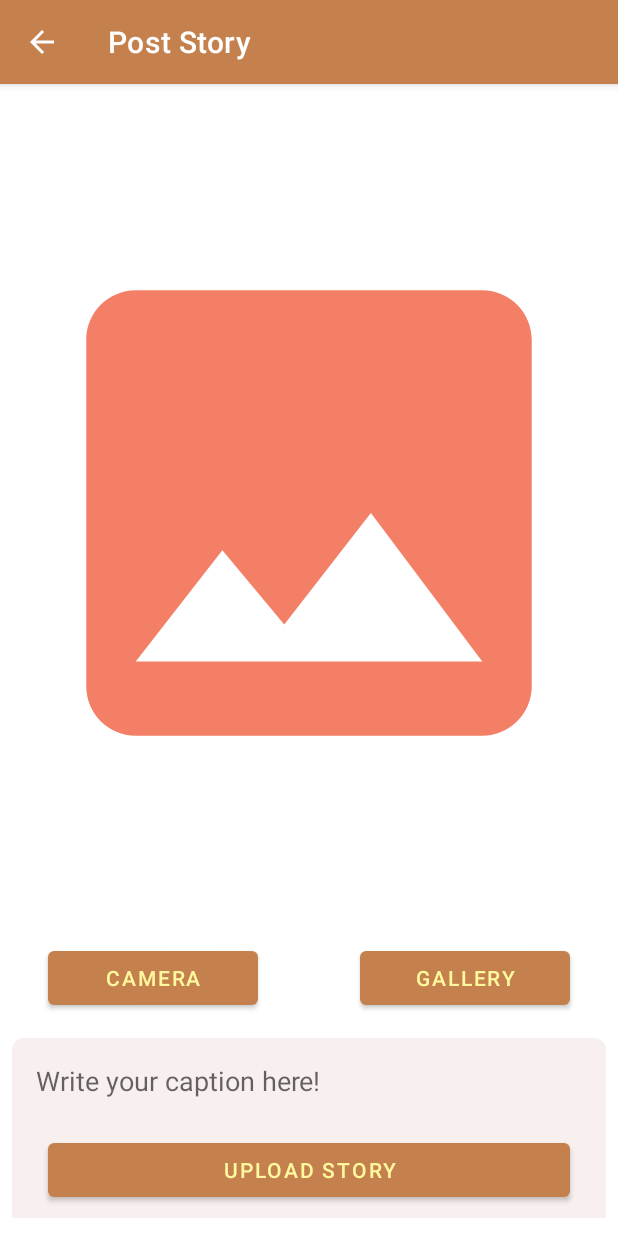
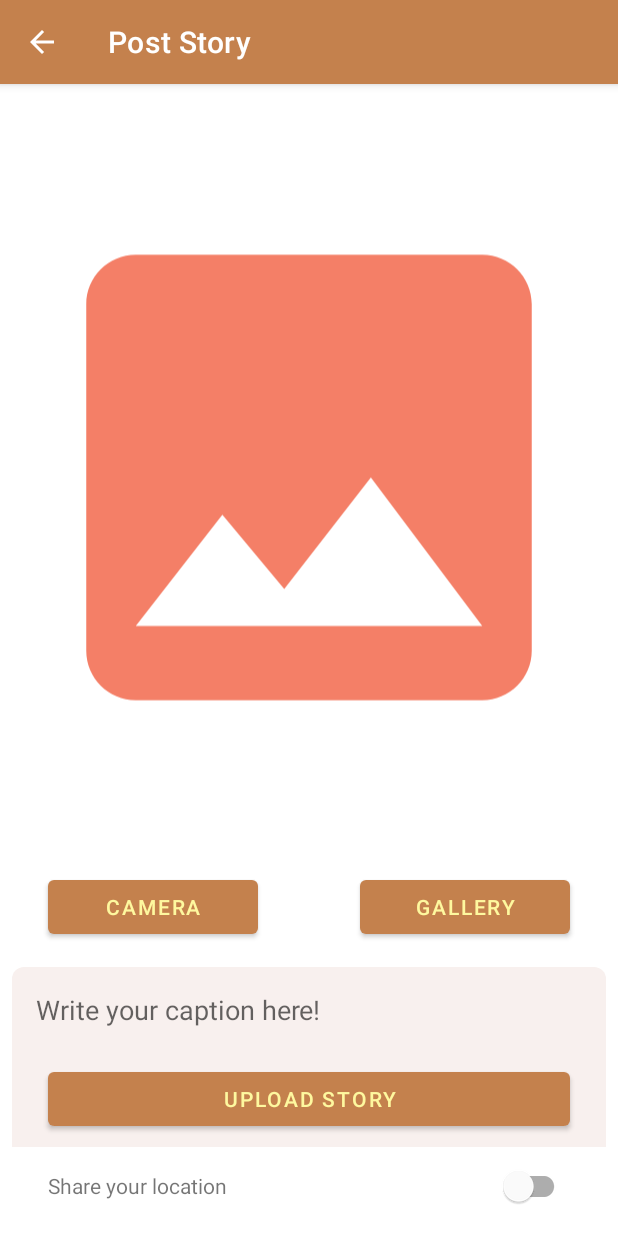
Before and after one commit to aditya-radiant/submission-story-app-2, an Android app: the PostStoryActivity screen opened directly, with no data from a screen before it, on a phone screen of 412 x 824 dp. Run offline under Robolectric (Android 15) with nearby library versions, the phone set to English and light mode, and no system bars; pictures from the network do not load; 1 statement that could not run was skipped.

Commit message:
Last Location

```diff
--- a/app/src/main/java/com/dicoding/picodiploma/submission_story_app/ui/story/StoryActivity.kt
+++ b/app/src/main/java/com/dicoding/picodiploma/submission_story_app/ui/story/StoryActivity.kt
@@ -136,6 +136,8 @@ class StoryActivity : AppCompatActivity() {
 
     override fun onCreateOptionsMenu(menu: Menu): Boolean {
         menuInflater.inflate(R.menu.menu_bar, menu)
+        var favButton = menu.findItem(R.id.map)
+        favButton.isVisible = true
         return super.onCreateOptionsMenu(menu)
     }
 
--- a/app/src/main/res/layout/activity_post_story.xml
+++ b/app/src/main/res/layout/activity_post_story.xml
@@ -28,7 +28,6 @@
         android:layout_height="120dp"
         android:layout_marginStart="8dp"
         android:layout_marginEnd="8dp"
-        android:layout_marginBottom="12dp"
         android:autofillHints="Description"
         android:background="@drawable/dr_desc_colom"
         android:ems="10"
@@ -37,7 +36,8 @@
         android:inputType="textMultiLine"
         android:padding="16dp"
         android:paddingBottom="80dp"
-        app:layout_constraintBottom_toBottomOf="parent"
+android:layout_marginBottom="16dp"
+        app:layout_constraintBottom_toTopOf="@+id/share_loc"
         app:layout_constraintEnd_toEndOf="parent"
         app:layout_constraintHorizontal_bias="0.0"
         app:layout_constraintStart_toStartOf="parent" />
@@ -89,5 +89,24 @@
         app:layout_constraintStart_toEndOf="@+id/cam_btn"
         app:layout_constraintTop_toTopOf="@+id/cam_btn" />
 
+    <TextView
+        android:id="@+id/share_loc"
+        android:layout_width="wrap_content"
+        android:layout_height="wrap_content"
+        android:layout_marginBottom="24dp"
+        android:text="@string/share_location"
+        app:layout_constraintBottom_toBottomOf="parent"
+        app:layout_constraintStart_toStartOf="parent"
+        android:layout_marginStart="32dp"/>
+
+    <com.google.android.material.switchmaterial.SwitchMaterial
+        android:id="@+id/switch_location"
+        android:layout_width="wrap_content"
+        android:layout_height="wrap_content"
+        android:layout_marginEnd="32dp"
+        app:layout_constraintBottom_toBottomOf="@+id/share_loc"
+        app:layout_constraintEnd_toEndOf="parent"
+        app:layout_constraintTop_toTopOf="@+id/share_loc" />
+
 
 </androidx.constraintlayout.widget.ConstraintLayout>
--- a/app/src/main/res/menu/menu_bar.xml
+++ b/app/src/main/res/menu/menu_bar.xml
@@ -5,7 +5,8 @@
     <item android:id="@+id/map"
         android:title="@string/location"
         android:icon = "@drawable/ic_map"
-        app:showAsAction="always" />
+        app:showAsAction="ifRoom"
+        android:visible="false"/>
     <item
         android:id="@+id/settings"
         android:title="@string/settings"
--- a/app/src/main/res/values/strings.xml
+++ b/app/src/main/res/values/strings.xml
@@ -46,5 +46,8 @@
     <string name="location">location</string>
     <string name="please_activate_gps">Please Activate Your GPS</string>
     <string name="map_error">Map Error</string>
+    <string name="map">User Map</string>
+    <string name="share_location">Share your location</string>
+    <string name="please_activate_your_gps">Please Activate Your GPS</string>
 
 </resources>
```
Also changed, not shown: app/src/main/java/com/dicoding/picodiploma/submission_story_app/ui/location/LocationActivity.kt (+8 -0 lines), app/src/main/java/com/dicoding/picodiploma/submission_story_app/ui/postStory/PostStoryActivity.kt (+48 -0 lines), 2 other files.
